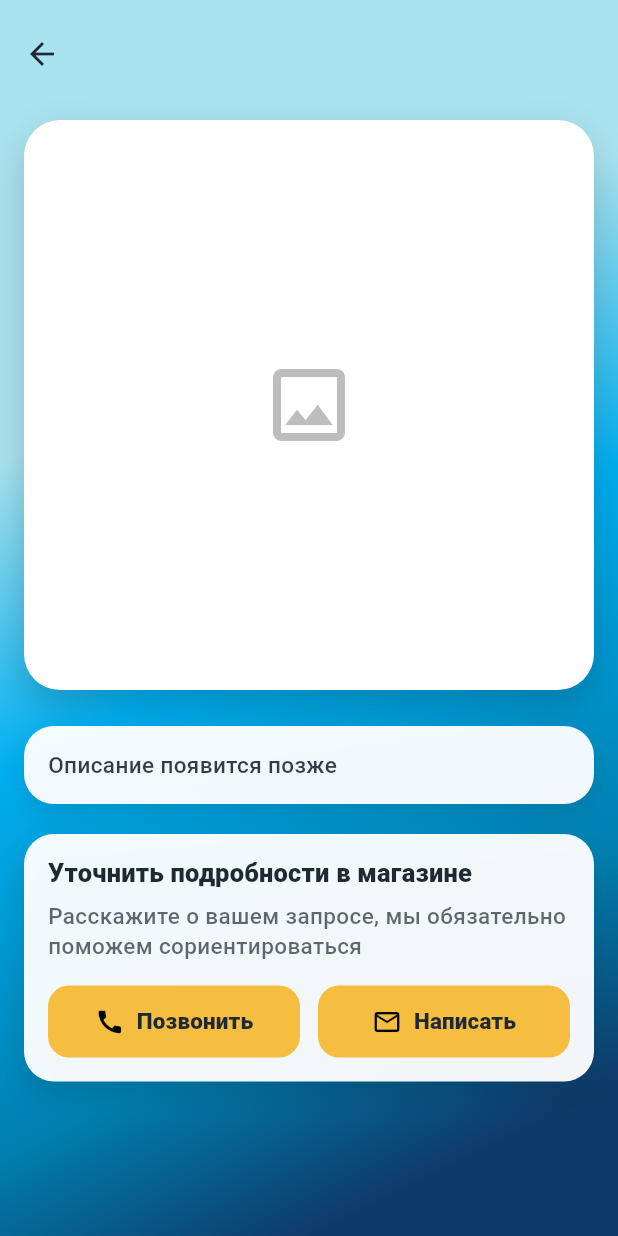
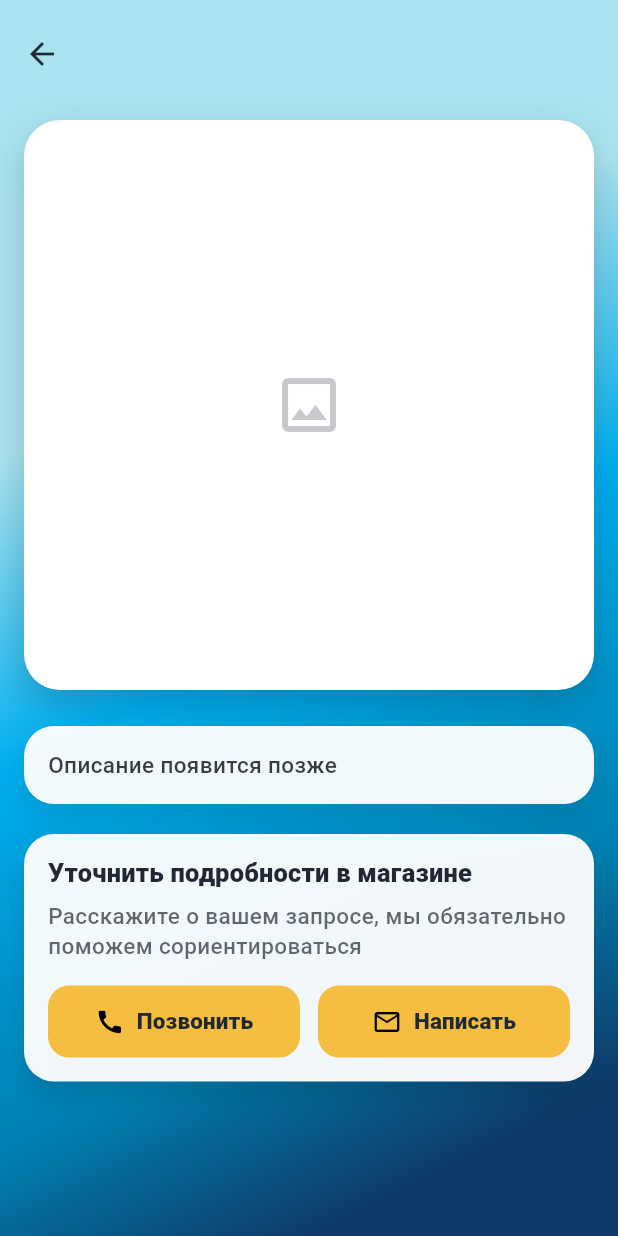
Before and after one commit to siyatut/atlantida_shop, a Flutter app: the ProductDetailsScreen screen opened directly with empty values, on a phone screen of 412 x 824 dp. Run offline on Flutter 3.47's test engine with Material 3 defaults, Android fonts, the phone set to English and light mode, and no system bars; our stand-ins replace cached_network_image; network calls fail; statements that could not run were skipped.

Commit message:
refactor(ui): unify product image rendering

```diff
--- a/lib/screens/catalog.dart
+++ b/lib/screens/catalog.dart
@@ -6,8 +6,7 @@
 import 'product_details.dart';
 import '../theme/app_colors.dart';
 import '../widgets/yellow_button.dart';
-
-import 'package:cached_network_image/cached_network_image.dart';
+import '../widgets/product_image_box.dart';
 
 class CatalogScreen extends StatefulWidget {
   const CatalogScreen({super.key, this.initialFilter});
@@ -334,31 +333,9 @@
   final String? url;
   @override
   Widget build(BuildContext context) {
-    return AspectRatio(
-      aspectRatio: 1,
-      child: ClipRRect(
-        borderRadius: BorderRadius.circular(12),
-        child: Container(
-          color: Colors.grey.shade200,
-          child: (url == null || url!.isEmpty)
-              ? const Icon(Icons.image_outlined, color: Colors.black26)
-              : CachedNetworkImage(
-                  imageUrl: url!,
-                  fit: BoxFit.cover,
-                  placeholder: (_, __) => const Center(
-                    child: SizedBox(
-                      width: 20,
-                      height: 20,
-                      child: CircularProgressIndicator(strokeWidth: 2),
-                    ),
-                  ),
-                  errorWidget: (_, __, ___) => const Icon(
-                    Icons.broken_image_outlined,
-                    color: Colors.black26,
-                  ),
-                ),
-        ),
-      ),
+    return ProductImageBox(
+      imageUrl: url,
+      borderRadius: 12,
     );
   }
 }
--- a/lib/screens/product_details.dart
+++ b/lib/screens/product_details.dart
@@ -1,5 +1,4 @@
 import 'package:flutter/material.dart';
-import 'package:cached_network_image/cached_network_image.dart';
 
 import '../domain/product.dart';
 import '../theme/app_colors.dart';
@@ -7,6 +6,7 @@
 import '../utils/launcher_utils.dart';
 import '../utils/text_utils.dart';
 import '../widgets/yellow_button.dart';
+import '../widgets/product_image_box.dart';
 
 class ProductDetailsScreen extends StatelessWidget {
   const ProductDetailsScreen({super.key, required this.product});
@@ -29,9 +29,9 @@
           maxLines: 2,
           overflow: TextOverflow.ellipsis,
           style: textTheme.titleLarge?.copyWith(
-  fontWeight: FontWeight.w900,
-  height: 1.15,
-),
+            fontWeight: FontWeight.w900,
+            height: 1.15,
+          ),
         ),
       ),
       body: SafeArea(
@@ -53,38 +53,8 @@
                   ],
                 ),
                 padding: const EdgeInsets.all(16),
-                child: AspectRatio(
-                  aspectRatio: 1,
-                  child: ClipRRect(
-                    borderRadius: BorderRadius.circular(16),
-                    child: (product.image == null || product.image!.isEmpty)
-                        ? const Icon(
-                            Icons.image_outlined,
-                            size: 64,
-                            color: Colors.black26,
-                          )
-                        : InteractiveViewer(
-                            minScale: 1.0,
-                            maxScale: 4.0,
-                            child: CachedNetworkImage(
-                              imageUrl: product.image!,
-                              fit: BoxFit.contain,
-                              placeholder: (_, __) => const Center(
-                                child: SizedBox(
-                                  width: 24,
-                                  height: 24,
-                                  child: CircularProgressIndicator(
-                                    strokeWidth: 2,
-                                  ),
-                                ),
-                              ),
-                              errorWidget: (_, __, ___) => const Icon(
-                                Icons.broken_image_outlined,
-                                color: Colors.black26,
-                              ),
-                            ),
-                          ),
-                  ),
+                child: ProductImageBox(
+                  imageUrl: product.image,
                 ),
               ),
               const SizedBox(height: 24),
--- /dev/null
+++ b/lib/widgets/product_image_box.dart
@@ -0,0 +1,50 @@
+import 'package:flutter/material.dart';
+import 'package:cached_network_image/cached_network_image.dart';
+
+class ProductImageBox extends StatelessWidget {
+  const ProductImageBox({
+    super.key,
+    required this.imageUrl,
+    this.borderRadius = 16,
+    this.backgroundColor,
+    this.fit = BoxFit.contain,
+  });
+
+  final String? imageUrl;
+  final double borderRadius;
+  final Color? backgroundColor;
+  final BoxFit fit;
+
+  @override
+  Widget build(BuildContext context) {
+    final cs = Theme.of(context).colorScheme;
+    final bg = backgroundColor ?? cs.surface;
+    final iconColor = cs.onSurface.withValues(alpha: .25);
+
+    return AspectRatio(
+      aspectRatio: 1,
+      child: Container(
+        decoration: BoxDecoration(
+          color: bg,
+          borderRadius: BorderRadius.circular(borderRadius),
+        ),
+        clipBehavior: Clip.antiAlias,
+        child: (imageUrl == null || imageUrl!.isEmpty)
+            ? Icon(Icons.image_outlined, size: 48, color: iconColor)
+            : CachedNetworkImage(
+                imageUrl: imageUrl!,
+                fit: fit,
+                placeholder: (_, __) => const Center(
+                  child: SizedBox(
+                    width: 24,
+                    height: 24,
+                    child: CircularProgressIndicator(strokeWidth: 2),
+                  ),
+                ),
+                errorWidget: (_, __, ___) =>
+                    Icon(Icons.broken_image_outlined, color: iconColor),
+              ),
+      ),
+    );
+  }
+}
```
